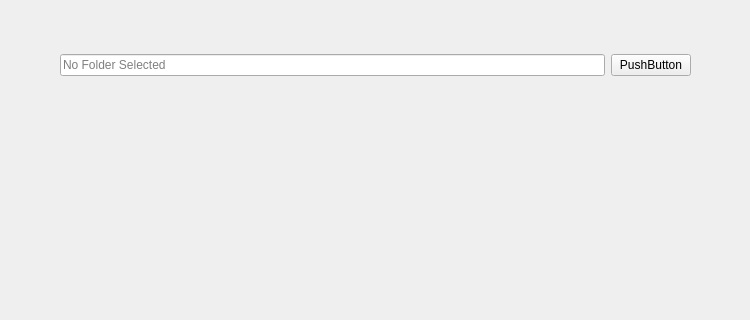
Before: the Qt Designer form mainwindow.ui in kanikapoor-dot/FaceFynd, drawn with Qt 5; both pictures show x 0 to 750 and y 0 to 320 of the 750 by 604 pixel window.
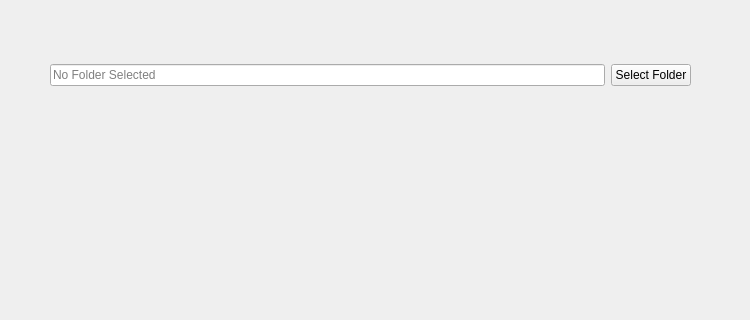
After: the same form once the commit is applied.

Commit message: Added Select folder and textbox to show selected directory of scanning

Diff of the .ui file:
```diff
--- a/mainwindow.ui
+++ b/mainwindow.ui
@@ -36,9 +36,9 @@
    <widget class="QWidget" name="horizontalLayoutWidget">
     <property name="geometry">
      <rect>
-      <x>60</x>
-      <y>40</y>
-      <width>631</width>
+      <x>50</x>
+      <y>50</y>
+      <width>641</width>
       <height>51</height>
      </rect>
     </property>
@@ -56,7 +56,7 @@
      <item>
       <widget class="QPushButton" name="pushButton">
        <property name="text">
-        <string>PushButton</string>
+        <string>Select Folder</string>
        </property>
       </widget>
      </item>
```
Left out of the diff: 2 changed lines with no effect on the pictures. The commit also changes 2 other files.
